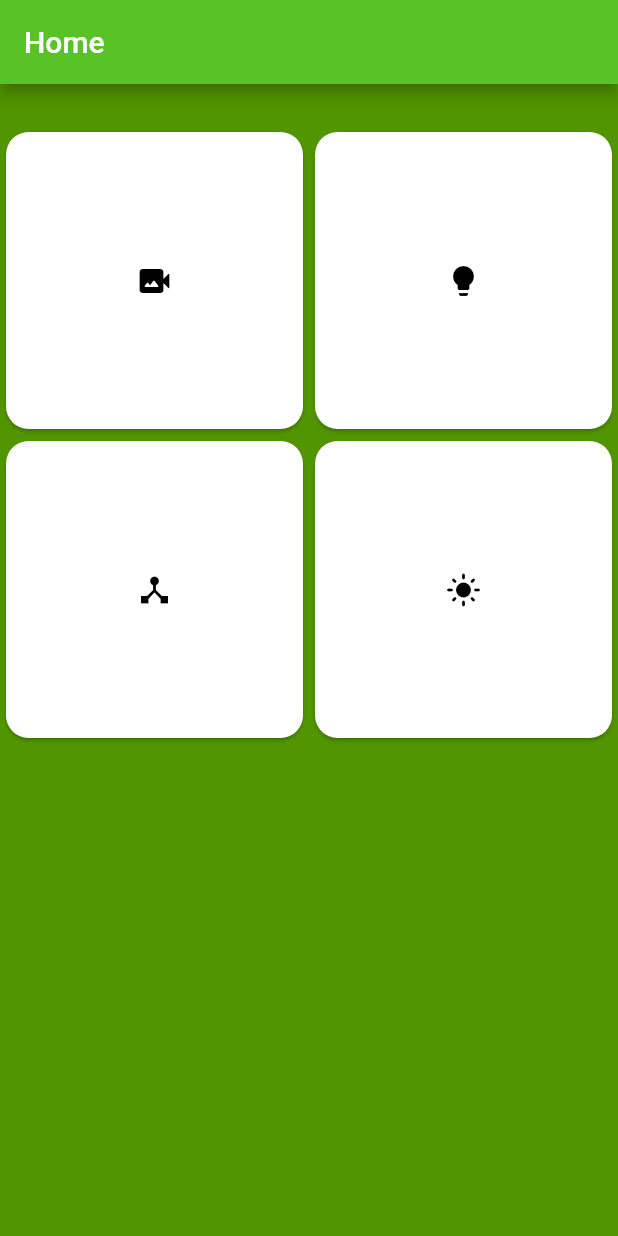
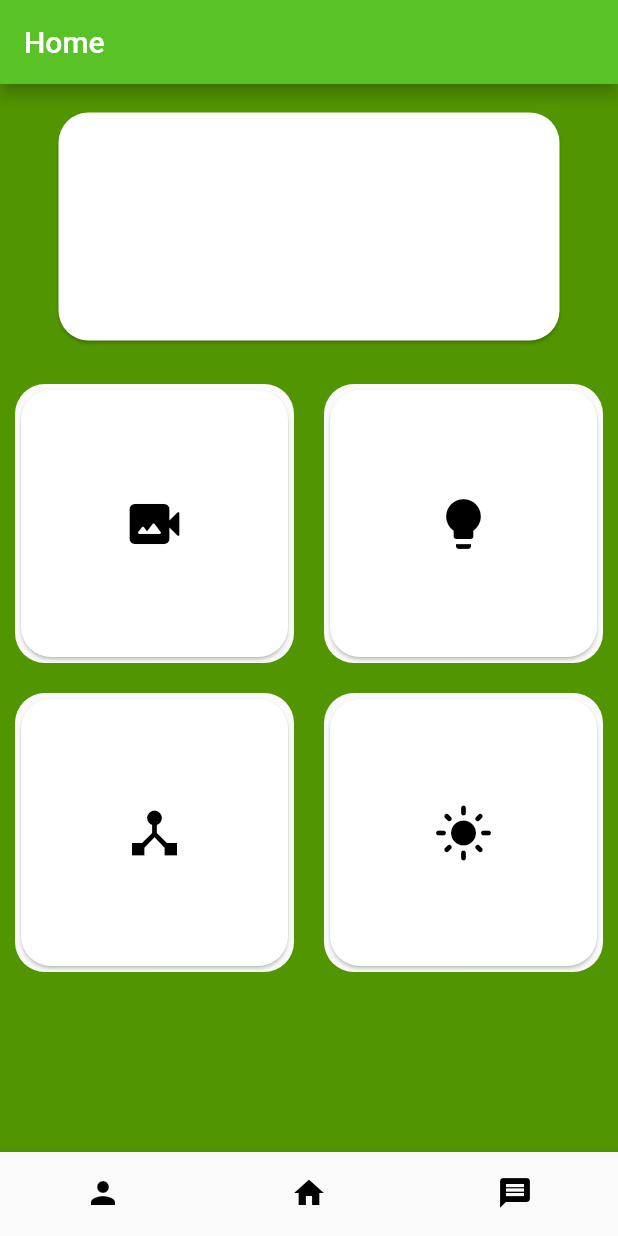
Before and after one commit to MatteoAlbanesi/domotik_app_flutter, a Flutter app: the screen it shows after launch, on a phone screen of 412 x 824 dp. Run offline on Flutter 3.47's test engine with Material 3 defaults, Android fonts, the light colour scheme and no system bars.

Commit message:
Modica della home_page

```diff
--- a/lib/pages/home_page.dart
+++ b/lib/pages/home_page.dart
@@ -32,11 +32,14 @@ class _HomePageState extends State<HomePage> {
           crossAxisAlignment: CrossAxisAlignment.stretch,
           children: [
             Padding(
-              padding: const EdgeInsets.symmetric(vertical: 10, horizontal: 20),
-              child: Card(
-                color: Colors.white,
-                shape: RoundedRectangleBorder(
-                  borderRadius: BorderRadius.circular(15)
+              padding: const EdgeInsets.symmetric(vertical: 15, horizontal: 35),
+              child: SizedBox(
+                height: 160,
+                child: Card(
+                  color: Colors.white,
+                  shape: RoundedRectangleBorder(
+                    borderRadius: BorderRadius.circular(20)
+                  ),
                 ),
               ),
             ),
@@ -47,13 +50,51 @@ class _HomePageState extends State<HomePage> {
                 ),
                 itemCount: icons.length,
                 itemBuilder: (context, index) {
-                  return GridElement(iconData: icons[index]);
+                  return GridElement(
+                    index: index,
+                    onPressed: (index) {
+                      print("Hai premuto il grid element $index");
+                    },
+                    iconData: icons[index]
+                  );
                 },
               ),
             )
           ]
         ),
       ),
+      bottomNavigationBar: BottomNavigationBar(
+        items: const [
+          BottomNavigationBarItem(
+            icon: Icon(Icons.person),
+            label: "Profile"
+          ),
+          BottomNavigationBarItem(
+            icon: Icon(Icons.home),
+            label: "Home"
+          ),
+          BottomNavigationBarItem(
+            icon: Icon(Icons.message),
+            label: "Message"
+          )
+        ],
+        showSelectedLabels: false,
+        showUnselectedLabels: false,
+        selectedItemColor: Colors.black,
+        unselectedItemColor: Colors.black,
+        onTap: (value) {
+          switch(value){
+            case 0:
+              print("Apri pagina profilo");
+              break;
+            case 1:
+              break;
+            case 2:
+              print("Apri pagina messaggi");
+              break;
+          }
+        },
+      ),
     );
   }
 }
--- a/lib/widgets/grid_element.dart
+++ b/lib/widgets/grid_element.dart
@@ -1,20 +1,39 @@
 import 'package:flutter/material.dart';
 
 class GridElement extends StatelessWidget {
+  final int index;
+  final Function(int index) onPressed;
   final IconData iconData;
-  const GridElement({super.key,required this.iconData});
+  const GridElement({
+    super.key,
+    required this.index,
+    required this.onPressed,
+    required this.iconData
+  });
 
   @override
   Widget build(BuildContext context) {
-    return Card(
+    return Padding(
+      padding: const EdgeInsets.all(10.0),
+      child: ClipRRect(
+        borderRadius: BorderRadius.circular(20),
+        child: Material(
+          child: InkWell( //elemento cliccabile
+            onTap: () => onPressed(index),
+            child: Card(
               color: Colors.white,
               shape: RoundedRectangleBorder(
-          borderRadius: BorderRadius.circular(15)
+                  borderRadius: BorderRadius.circular(20)
               ),
               child: Icon(
                 iconData,
                 color: Colors.black,
+                size: 40,
               )
+            ),
+          ),
+        ),
+      ),
     );
   }
 }
```
Lines whose indentation alone changed are shown as unchanged.
